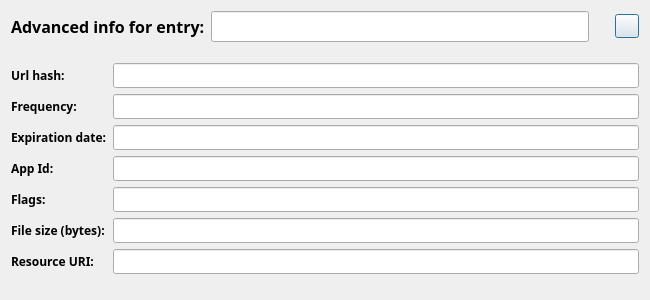
The window that gui/browsers_dialogs/firefox_preview_dialog.ui (gabrieledenardis/BrowserCacheAnalyzer) describes before a commit, drawn with Qt 5.
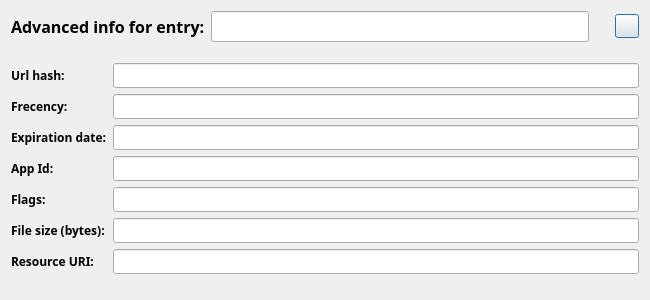
The same window after the commit. Icons and pictures are not drawn.

What changed in the file:
```diff
--- a/gui/browsers_dialogs/firefox_preview_dialog.ui
+++ b/gui/browsers_dialogs/firefox_preview_dialog.ui
@@ -144,7 +144,7 @@
         </font>
        </property>
        <property name="text">
-        <string>Frequency:</string>
+        <string>Frecency:</string>
        </property>
       </widget>
      </item>
```
Left out of the diff: 2 changed lines with no effect on the pictures.
